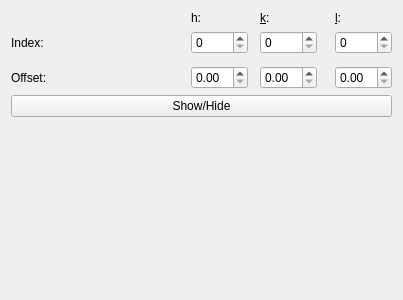
sgsaenger/vipster, file vipster/qt/tools/millerwidget.ui: the form before one commit.
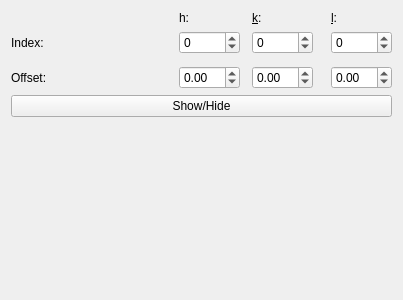
The form after the commit.

Commit message: correct and negative miller-planes

Diff of the .ui file:
```diff
--- a/vipster/qt/tools/millerwidget.ui
+++ b/vipster/qt/tools/millerwidget.ui
@@ -32,10 +32,18 @@
     </widget>
    </item>
    <item row="1" column="7">
-    <widget class="QSpinBox" name="lSel"/>
+    <widget class="QSpinBox" name="lSel">
+     <property name="minimum">
+      <number>-99</number>
+     </property>
+    </widget>
    </item>
    <item row="3" column="7">
-    <widget class="QDoubleSpinBox" name="zOff"/>
+    <widget class="QDoubleSpinBox" name="zOff">
+     <property name="minimum">
+      <double>-99.989999999999995</double>
+     </property>
+    </widget>
    </item>
    <item row="4" column="0" colspan="8">
     <widget class="QPushButton" name="pushButton">
@@ -61,10 +69,18 @@
     </spacer>
    </item>
    <item row="3" column="2">
-    <widget class="QDoubleSpinBox" name="xOff"/>
+    <widget class="QDoubleSpinBox" name="xOff">
+     <property name="minimum">
+      <double>-99.989999999999995</double>
+     </property>
+    </widget>
    </item>
    <item row="1" column="2">
-    <widget class="QSpinBox" name="hSel"/>
+    <widget class="QSpinBox" name="hSel">
+     <property name="minimum">
+      <number>-99</number>
+     </property>
+    </widget>
    </item>
    <item row="0" column="2">
     <widget class="QLabel" name="hLabel">
@@ -77,10 +93,18 @@
     </widget>
    </item>
    <item row="1" column="4">
-    <widget class="QSpinBox" name="kSel"/>
+    <widget class="QSpinBox" name="kSel">
+     <property name="minimum">
+      <number>-99</number>
+     </property>
+    </widget>
    </item>
    <item row="3" column="4">
-    <widget class="QDoubleSpinBox" name="yOff"/>
+    <widget class="QDoubleSpinBox" name="yOff">
+     <property name="minimum">
+      <double>-99.989999999999995</double>
+     </property>
+    </widget>
    </item>
    <item row="0" column="4">
     <widget class="QLabel" name="kLabel">
```
The commit also changes 2 other files.
